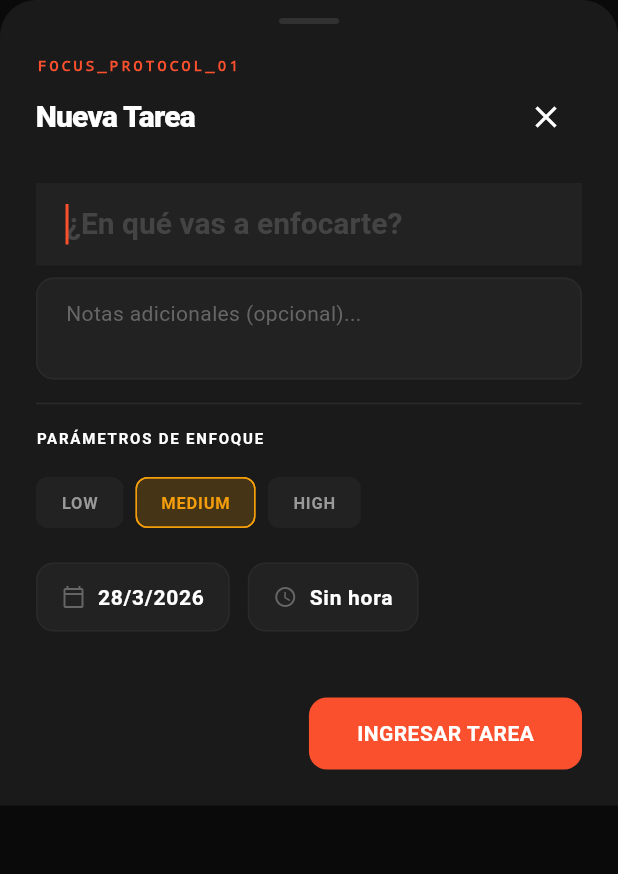
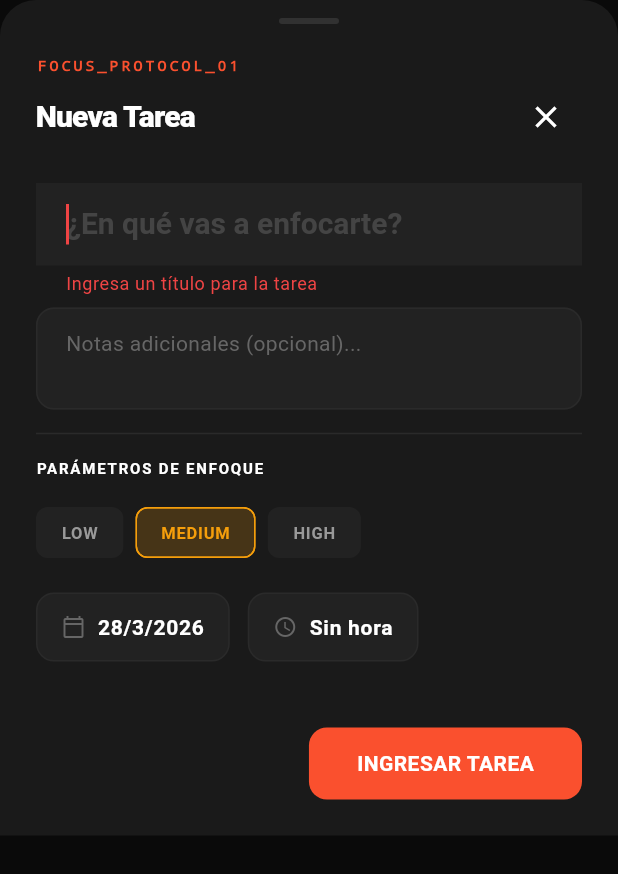
Before and after one commit to francost15/zenflow, a Flutter app: the CreateTaskSheet widget shown alone on an empty page, opened directly, after a tap on "INGRESAR TAREA", on a phone screen of 412 x 824 dp. Shown: the top 874 px of the screen. Run offline on Flutter 3.47's test engine with Material 3 defaults, Android fonts, the phone set to English and light mode, and no system bars; our stand-ins replace cloud_firestore, equatable, firebase_auth, firebase_core, flutter_bloc, google_sign_in and 1 more; missing offline and left inert: googleapis; accounts and stored records are empty; Roboto replaces fonts that are missing (PlusJakartaSans).

Commit message:
fix: comprehensive diagnostics and fixes
CRITICAL:
- Fix _userId null safety in task/habit/course datasources
  Throw proper exception instead of crashing on null user

CALENDAR:
- Fix isAuthorized() to actually check Google Sign-In status
  Use attemptLightweightAuthentication() instead of cached state
  Calendar now works after app restart

DIALOGS:
- Add validation messages for empty title in CreateTaskSheet
- Add loading spinner during task submission
- Add BlocListener to wait for operation result before closing
- Show SnackBar on error with user-friendly messages

HOME:
- Fix hardcoded streak value (was '14', now uses StreaksBloc)

CODE QUALITY:
- 0 issues in flutter analyze

```diff
--- a/lib/presentation/widgets/dialogs/create_task_dialog.dart
+++ b/lib/presentation/widgets/dialogs/create_task_dialog.dart
@@ -4,6 +4,7 @@ import '../../../core/constants/app_colors.dart';
 import '../../../domain/entities/task.dart';
 import '../../blocs/task/task_bloc.dart';
 import '../../blocs/task/task_event.dart';
+import '../../blocs/task/task_state.dart';
 import '../focus_sheet_shell.dart';
 
 class CreateTaskSheet extends StatefulWidget {
@@ -28,6 +29,8 @@ class _CreateTaskSheetState extends State<CreateTaskSheet> {
   DateTime _selectedDate = DateTime.now();
   TimeOfDay? _selectedTime;
   TaskPriority _priority = TaskPriority.medium;
+  bool _isSubmitting = false;
+  String? _titleError;
 
   @override
   void dispose() {
@@ -41,23 +44,49 @@ class _CreateTaskSheetState extends State<CreateTaskSheet> {
     final theme = Theme.of(context);
     final isDark = theme.brightness == Brightness.dark;
 
-    return FocusSheetShell(
+    return BlocListener<TaskBloc, TaskState>(
+      listener: (context, state) {
+        if (state is TaskLoaded) {
+          Navigator.pop(context);
+        } else if (state is TaskError) {
+          setState(() => _isSubmitting = false);
+          ScaffoldMessenger.of(context).showSnackBar(
+            SnackBar(
+              content: Text(
+                'Error al crear tarea: ${_getUserFriendlyError(state.message)}',
+              ),
+              backgroundColor: AppColors.error,
+            ),
+          );
+        }
+      },
+      child: FocusSheetShell(
         title: 'Nueva Tarea',
         monospaceLabel: 'focus_protocol_01',
         actions: [
           ElevatedButton(
-          onPressed: _createTask,
+            onPressed: _isSubmitting ? null : _createTask,
             style: ElevatedButton.styleFrom(
               backgroundColor: AppColors.accent,
               foregroundColor: Colors.white,
               padding: const EdgeInsets.symmetric(horizontal: 32, vertical: 16),
             ),
-          child: const Text('INGRESAR TAREA'),
+            child: _isSubmitting
+                ? const SizedBox(
+                    width: 20,
+                    height: 20,
+                    child: CircularProgressIndicator(
+                      strokeWidth: 2,
+                      color: Colors.white,
+                    ),
+                  )
+                : const Text('INGRESAR TAREA'),
           ),
         ],
         child: Column(
           crossAxisAlignment: CrossAxisAlignment.start,
           children: [
+            // Title field with error
             TextField(
               controller: _titleController,
               style: theme.textTheme.headlineSmall?.copyWith(
@@ -75,7 +104,16 @@ class _CreateTaskSheetState extends State<CreateTaskSheet> {
                 border: InputBorder.none,
                 focusedBorder: InputBorder.none,
                 enabledBorder: InputBorder.none,
+                errorText: _titleError,
+                errorBorder: const UnderlineInputBorder(
+                  borderSide: BorderSide(color: AppColors.error),
                 ),
+              ),
+              onChanged: (_) {
+                if (_titleError != null) {
+                  setState(() => _titleError = null);
+                }
+              },
               autofocus: true,
             ),
             const SizedBox(height: 8),
@@ -131,7 +169,9 @@ class _CreateTaskSheetState extends State<CreateTaskSheet> {
                               : AppColors.lightTextSecondary),
                   ),
                   side: BorderSide(
-                  color: isSelected ? _getPriorityColor(p) : Colors.transparent,
+                    color: isSelected
+                        ? _getPriorityColor(p)
+                        : Colors.transparent,
                   ),
                   showCheckmark: false,
                 );
@@ -175,7 +215,22 @@ class _CreateTaskSheetState extends State<CreateTaskSheet> {
             const SizedBox(height: 24),
           ],
         ),
+      ),
     );
+  }
+
+  String _getUserFriendlyError(String error) {
+    if (error.contains('ALREADY_EXISTS') || error.contains('already-exists')) {
+      return 'Esta tarea ya existe';
+    }
+    if (error.contains('PERMISSION_DENIED') ||
+        error.contains('permission-denied')) {
+      return 'No tienes permiso para crear tareas';
+    }
+    if (error.contains('network') || error.contains('NETWORK')) {
+      return 'Error de conexión. Verifica tu internet';
+    }
+    return 'Ocurrió un error. Intenta de nuevo';
   }
 
   Color _getPriorityColor(TaskPriority priority) {
@@ -190,14 +245,21 @@ class _CreateTaskSheetState extends State<CreateTaskSheet> {
   }
 
   void _createTask() {
-    if (_titleController.text.isEmpty) return;
+    if (_titleController.text.trim().isEmpty) {
+      setState(() => _titleError = 'Ingresa un título para la tarea');
+      return;
+    }
+    setState(() {
+      _isSubmitting = true;
+      _titleError = null;
+    });
     final now = DateTime.now();
     final task = Task(
       id: '',
-      title: _titleController.text,
-      description: _descriptionController.text.isEmpty
+      title: _titleController.text.trim(),
+      description: _descriptionController.text.trim().isEmpty
           ? null
-          : _descriptionController.text,
+          : _descriptionController.text.trim(),
       dueDate: _selectedDate,
       dueTime: _selectedTime,
       priority: _priority,
@@ -206,7 +268,6 @@ class _CreateTaskSheetState extends State<CreateTaskSheet> {
       updatedAt: now,
     );
     context.read<TaskBloc>().add(TaskCreated(task));
-    Navigator.pop(context);
   }
 }
 
```
Also changed, not shown: lib/data/datasources/firestore/course_datasource.dart (+8 -1 lines), lib/data/datasources/firestore/habit_datasource.dart (+8 -1 lines), lib/data/datasources/firestore/task_datasource.dart (+8 -1 lines), lib/data/datasources/google/google_calendar_datasource.dart (+13 -2 lines), lib/presentation/screens/home/home_screen.dart (+18 -17 lines). Lines whose indentation alone changed are shown as unchanged.
